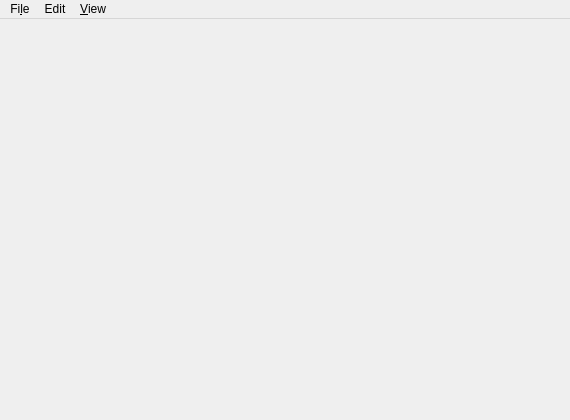
First picture: the form in mainwindow.ui, repository theCheeseboard/theterminal, before the edit.
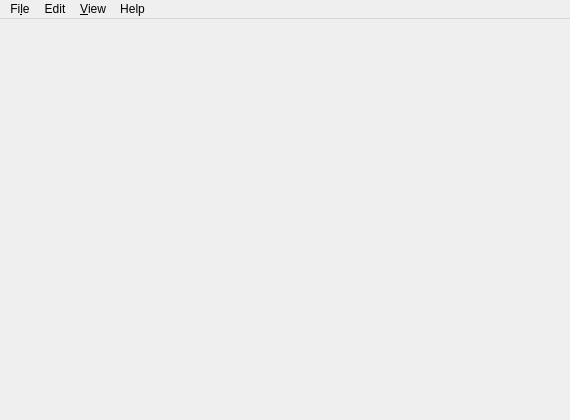
Second picture: the form after the edit. Icons and pictures are not drawn.

Commit message: Add About dialog

The edit to the form file:
```diff
--- a/mainwindow.ui
+++ b/mainwindow.ui
@@ -107,9 +107,16 @@
     </property>
     <addaction name="actionGo_Full_Screen"/>
    </widget>
+   <widget class="QMenu" name="menuHelp">
+    <property name="title">
+     <string>Help</string>
+    </property>
+    <addaction name="actionAbout"/>
+   </widget>
    <addaction name="menuFile"/>
    <addaction name="menuEdit"/>
    <addaction name="menuView"/>
+   <addaction name="menuHelp"/>
   </widget>
   <action name="actionNew_Window">
    <property name="icon">
```
Left out of the diff: 8 changed lines with no effect on the pictures. The commit also changes 6 other files.
